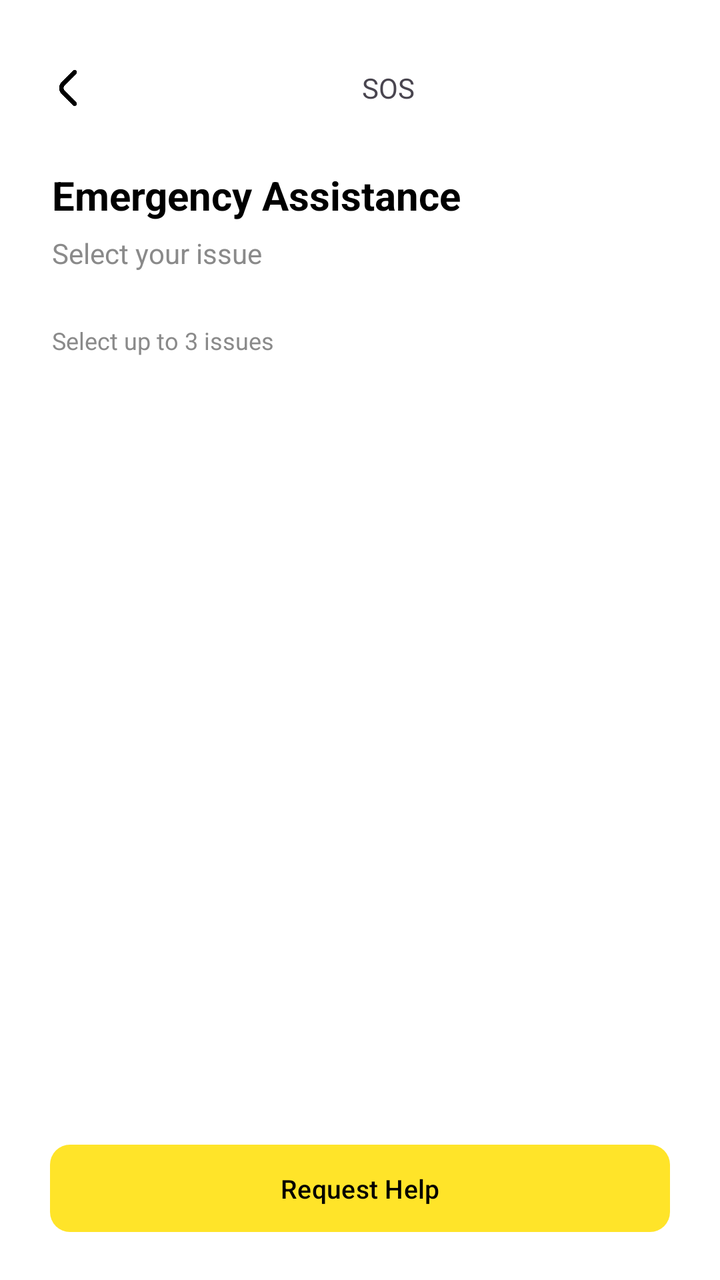
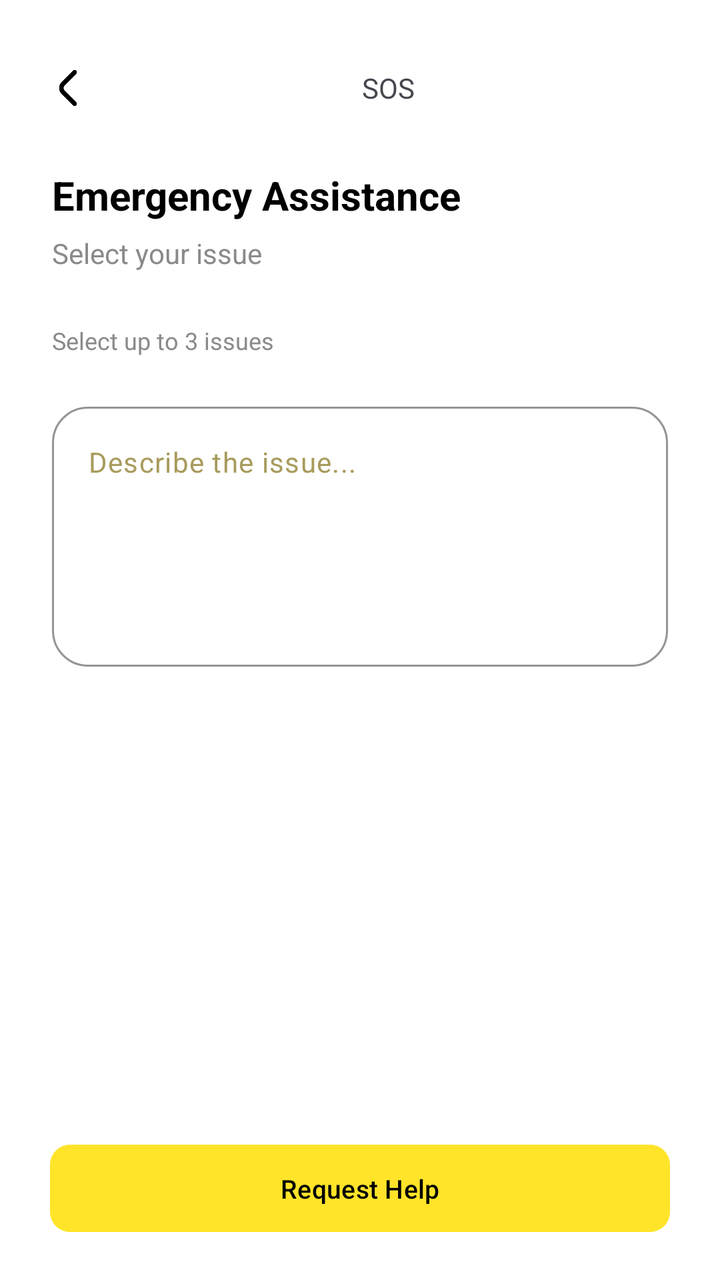

An Android layout rendered at two revisions. The XML below is the earlier revision; the diff shows what the commit changed to produce the second picture.
<!-- AndroidManifest.xml: application theme Theme.TregoApp -->
<!-- res/layout/fragment_s_o_s_options.xml -->
<?xml version="1.0" encoding="utf-8"?>
<LinearLayout xmlns:android="http://schemas.android.com/apk/res/android"
    xmlns:tools="http://schemas.android.com/tools"
    android:layout_width="match_parent"
    android:layout_height="match_parent"
    xmlns:app="http://schemas.android.com/apk/res-auto"
    tools:context=".customer.ui.ProfileFragment"
    android:background="@color/white"
    android:orientation="vertical">

    <LinearLayout
        android:layout_width="match_parent"
        android:layout_height="match_parent"
        android:orientation="vertical"
        android:layout_gravity="center"
        android:layout_marginTop="20dp"
        android:layout_marginHorizontal="10dp">

        <LinearLayout
            android:layout_width="match_parent"
            android:layout_height="wrap_content"
            android:padding="10dp"
            android:orientation="horizontal">

            <ImageView
                android:id="@+id/backBtn"
                android:layout_width="28dp"
                android:layout_height="28dp"
                android:src="@drawable/back_button"
                android:padding="5dp"
                android:clickable="true"
                android:focusable="true"
                android:background="?attr/selectableItemBackgroundBorderless"
                android:layout_gravity="center"/>

            <TextView
                android:layout_width="0dp"
                android:layout_height="wrap_content"
                android:layout_weight="1"
                android:text="SOS"
                android:textSize="14sp"
                android:gravity="center"
                android:layout_gravity="center"/>

        </LinearLayout>

        <ScrollView xmlns:android="http://schemas.android.com/apk/res/android"
            xmlns:app="http://schemas.android.com/apk/res-auto"
            android:layout_width="match_parent"
            android:layout_height="wrap_content"
            android:background="@color/white">

            <LinearLayout
                android:layout_width="match_parent"
                android:layout_height="wrap_content"
                android:orientation="vertical"
                android:padding="16dp">

                
                <TextView
                    android:layout_width="wrap_content"
                    android:layout_height="wrap_content"
                    android:text="Emergency Assistance"
                    android:textSize="20sp"
                    android:textStyle="bold"
                    android:textColor="@color/black" />

                
                <TextView
                    android:layout_width="wrap_content"
                    android:layout_height="wrap_content"
                    android:text="Select your issue"
                    android:textSize="14sp"
                    android:textColor="@color/text_grey"
                    android:layout_marginTop="6dp" />

                
                <com.google.android.material.chip.ChipGroup
                    android:id="@+id/chipGroupSOS"
                    android:layout_width="match_parent"
                    android:layout_height="wrap_content"
                    android:layout_marginTop="16dp"
                    app:singleSelection="false"
                    app:chipSpacing="10dp"
                    app:chipSpacingHorizontal="10dp"
                    app:chipSpacingVertical="10dp" />

                
                <TextView
                    android:layout_width="wrap_content"
                    android:layout_height="wrap_content"
                    android:text="Select up to 3 issues"
                    android:textSize="12sp"
                    android:textColor="@color/text_grey"
                    android:layout_marginTop="10dp" />












            </LinearLayout>

        </ScrollView>

        <View
            android:layout_width="0dp"
            android:layout_height="0dp"
            android:layout_weight="1" />

        
        <com.google.android.material.button.MaterialButton
            android:id="@+id/btnRequestSOS"
            android:layout_width="wrap_content"
            android:layout_height="wrap_content"
            android:minWidth="310dp"
            android:text="Request Help"
            android:textSize="13sp"
            android:textColor="@color/black"
            android:layout_gravity="center"
            android:layout_marginBottom="20dp"
            android:paddingVertical="13dp"
            app:cornerRadius="10dp" />

    </LinearLayout>

</LinearLayout>
<!-- resources referenced by this layout -->
<resources>
  <color name="black">#FF000000</color>
  <color name="text_grey">#8A8A8A</color>
  <color name="white">#FFFFFFFF</color>
  <!-- drawable back_button: png bitmap (drawable, 2381 bytes) -->
  <style name="Theme.TregoApp" parent="Base.Theme.TregoApp" />
  <style name="Base.Theme.TregoApp" parent="Theme.Material3.DayNight.NoActionBar">
          <item name="colorPrimary">@color/primary_color</item>
          <item name="android:statusBarColor">@color/secondary_color</item>
          <item name="android:windowLightStatusBar">true</item>
      </style>
  <color name="primary_color">#FFE429</color>
  <color name="secondary_color">#FFFFFFFF</color>
</resources>

<!-- the commit's change to res/layout/fragment_s_o_s_options.xml (unified diff, before → after) -->
@@ -105,6 +105,57 @@
 
 
 
+
+                <com.google.android.material.textfield.TextInputLayout
+                    android:id="@+id/tilOtherIssue"
+                    android:layout_width="match_parent"
+                    android:layout_height="wrap_content"
+                    android:layout_marginTop="25dp"
+                    android:layout_marginBottom="12dp"
+
+                    app:hintEnabled="false"
+                    app:endIconMode="clear_text"
+
+                    app:boxBackgroundMode="outline"
+                    app:boxBackgroundColor="@color/white"
+
+                    app:boxStrokeColor="#E6D98A"
+                    app:boxStrokeWidth="1dp"
+                    app:boxStrokeWidthFocused="1.5dp"
+
+                    app:boxCornerRadiusTopStart="18dp"
+                    app:boxCornerRadiusTopEnd="18dp"
+                    app:boxCornerRadiusBottomStart="18dp"
+                    app:boxCornerRadiusBottomEnd="18dp"
+
+                    app:endIconTint="#A67C00">
+
+                    <com.google.android.material.textfield.TextInputEditText
+                        android:id="@+id/etOtherIssue"
+                        android:layout_width="match_parent"
+                        android:layout_height="wrap_content"
+
+                        android:hint="Describe the issue..."
+                        android:textColor="#1F1F1F"
+                        android:textColorHint="#A89B5C"
+                        android:textSize="14sp"
+                        android:textStyle="normal"
+
+                        android:minHeight="130dp"
+                        android:maxLines="6"
+                        android:gravity="top|start"
+                        android:inputType="textMultiLine|textCapSentences"
+
+                        android:paddingStart="18dp"
+                        android:paddingEnd="18dp"
+                        android:paddingTop="18dp"
+                        android:paddingBottom="18dp"
+
+                        android:background="@null"
+                        android:scrollbars="vertical"
+                        android:overScrollMode="ifContentScrolls"/>
+                </com.google.android.material.textfield.TextInputLayout>
+
             </LinearLayout>
 
         </ScrollView>
